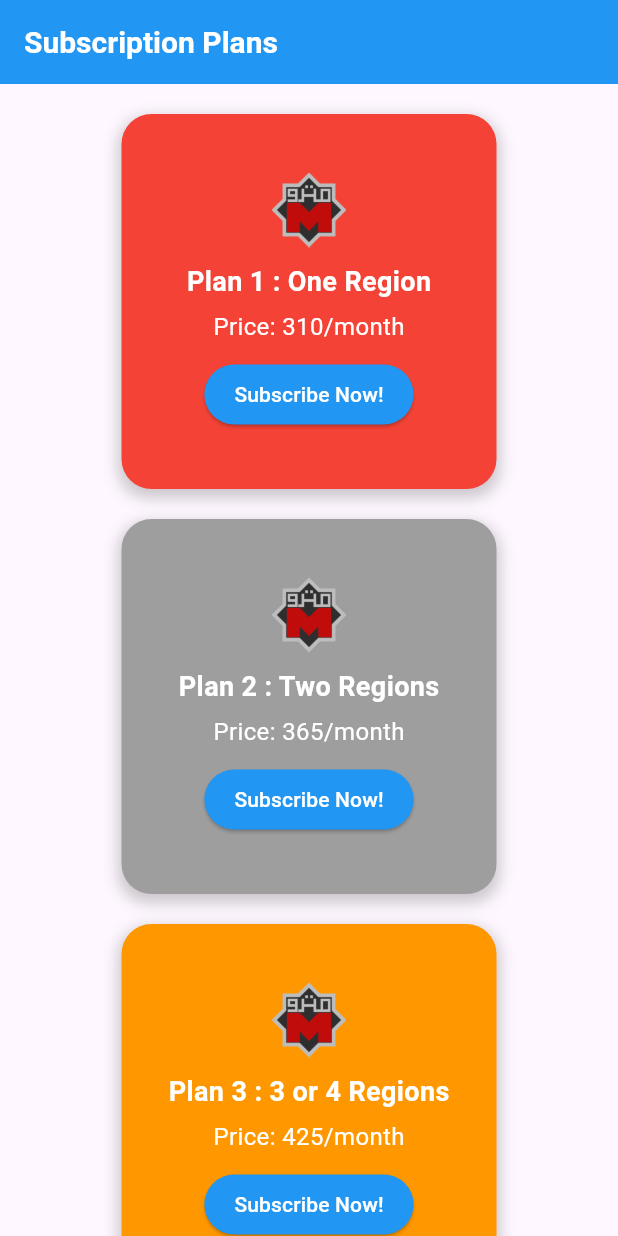
After one commit to salamao2003/frontend, a Flutter app: the SubscriptionPage screen opened directly, on a phone screen of 412 x 824 dp. The commit adds this screen. Run offline on Flutter 3.47's test engine with Material 3 defaults, Android fonts, the phone set to English and light mode, and no system bars; our stand-ins replace flutter_bloc.

Commit message:
we performed some changes: 1- Lines page: we add interactive viewer 2- added buy ticket page 3- added subscribtion page

```diff
--- /dev/null
+++ b/lib/ui/subscribtion_page.dart
@@ -0,0 +1,137 @@
+import 'package:flutter/material.dart';
+
+class SubscriptionPage extends StatelessWidget {
+  @override
+  Widget build(BuildContext context) {
+    return Scaffold(
+      appBar: AppBar(
+        title: const Text(
+          "Subscription Plans",
+          style: TextStyle(
+            fontSize: 20,
+            fontWeight: FontWeight.bold,
+            color: Colors.white,
+          ),
+        ),
+        backgroundColor: Colors.blue,
+      ),
+      body: SingleChildScrollView(
+        child: Column(
+          mainAxisAlignment: MainAxisAlignment.start,
+          children: [
+            const SizedBox(height: 20),
+            // Container الأول - اللون الأحمر
+            _buildColoredContainer(
+              color: Colors.red,
+              text: "Plan 1 : One Region",
+              price: "Price: 310/month",
+              logoPath: 'assets/Cairo_metro_logo.png',
+            ),
+            const SizedBox(height: 20),
+            // Container الثاني - اللون الرمادي
+            _buildColoredContainer(
+              color: Colors.grey,
+              text: "Plan 2 : Two Regions",
+              price: "Price: 365/month",
+              logoPath: 'assets/Cairo_metro_logo.png',
+            ),
+            const SizedBox(height: 20),
+            // Container الثالث - اللون البرتقالي
+            _buildColoredContainer(
+              color: Colors.orange,
+              text: "Plan 3 : 3 or 4 Regions",
+              price: "Price: 425/month",
+              logoPath: 'assets/Cairo_metro_logo.png',
+            ),
+            const SizedBox(height: 20),
+            // Container الرابع - اللون الأزرق
+            _buildColoredContainer(
+              color: Colors.purple,
+              text: "Plan 4 : 5 or 6 Regions",
+              price: "Price: 600/month",
+              logoPath: 'assets/Cairo_metro_logo.png',
+            ),
+          ],
+        ),
+      ),
+    );
+  }
+
+  // دالة لإنشاء Container مخصص مع شعار ونصوص وزر
+  Widget _buildColoredContainer({
+    required Color color,
+    required String text,
+    required String price,
+    required String logoPath,
+  }) {
+    return Center(
+      child: Container(
+        width: 250,
+        height: 250, // زودنا الطول لاستيعاب الزر
+        decoration: BoxDecoration(
+          color: color,
+          borderRadius: BorderRadius.circular(20), // زوايا مستديرة
+          boxShadow: [
+            BoxShadow(
+              color: Colors.black.withOpacity(0.2),
+              spreadRadius: 2,
+              blurRadius: 8,
+              offset: Offset(0, 4), // تأثير الظل
+            ),
+          ],
+        ),
+        padding: const EdgeInsets.all(16.0),
+        child: Column(
+          mainAxisAlignment: MainAxisAlignment.center,
+          children: [
+            // الشعار
+            Image.asset(
+              logoPath,
+              height: 50,
+              width: 50,
+              fit: BoxFit.contain,
+            ),
+            const SizedBox(height: 10), // مسافة بين الشعار والنص
+            // النص الرئيسي
+            Text(
+              text,
+              style: const TextStyle(
+                fontSize: 18,
+                fontWeight: FontWeight.bold,
+                color: Colors.white,
+              ),
+            ),
+            const SizedBox(height: 5),
+            // نص السعر
+            Text(
+              price,
+              style: const TextStyle(
+                fontSize: 16,
+                fontWeight: FontWeight.normal,
+                color: Colors.white,
+              ),
+            ),
+            const SizedBox(height: 10),
+            // زر الاشتراك
+            ElevatedButton(
+              onPressed: () {
+
+              },
+              style: ElevatedButton.styleFrom(
+                backgroundColor: Colors.blue, // خلفية زرقاء
+                padding: const EdgeInsets.symmetric(
+                  vertical: 10,
+                  horizontal: 20,
+                ),
+              ),
+              child: const Text(
+                "Subscribe Now!",
+                style: TextStyle(fontSize: 14, color: Colors.white),
+              ),
+            ),
+          ],
+        ),
+      ),
+    );
+  }
+}
```
Also changed, not shown: lib/ui/Buy_Ticket_page.dart (added, +210 -0 lines), lib/ui/Lines_page.dart (+12 -6 lines), lib/ui/home_page.dart (+14 -3 lines).
